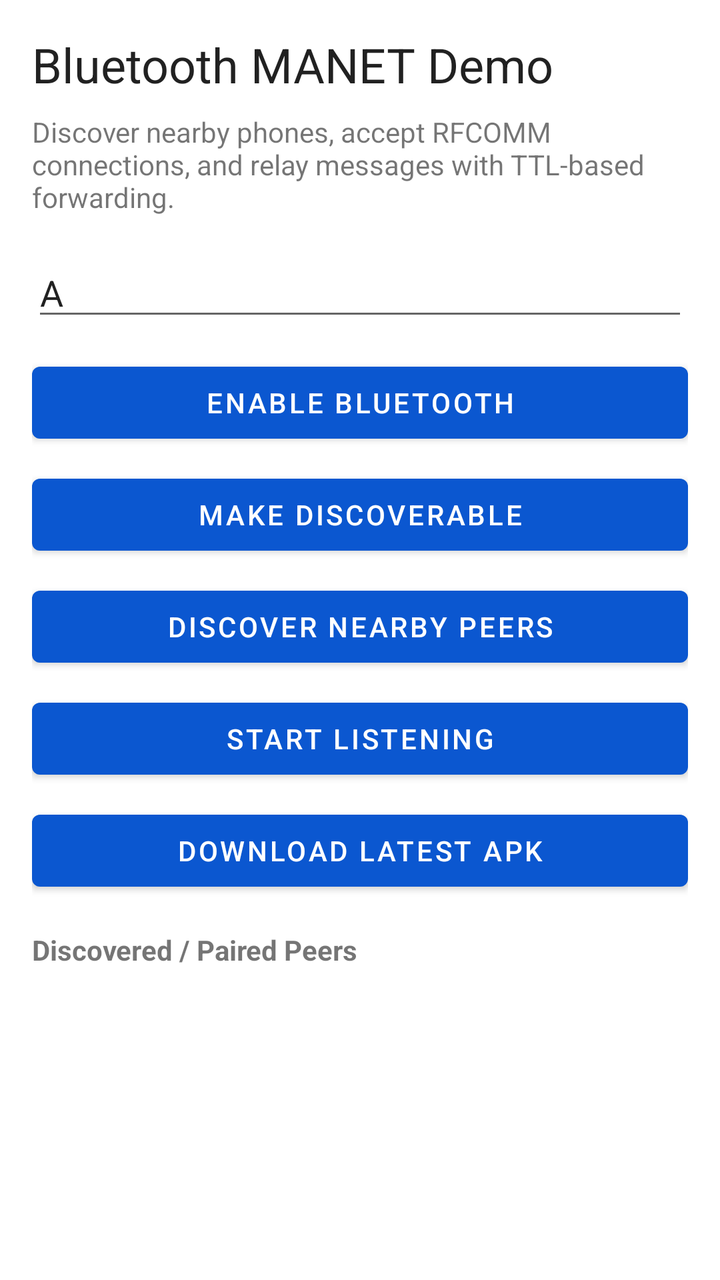
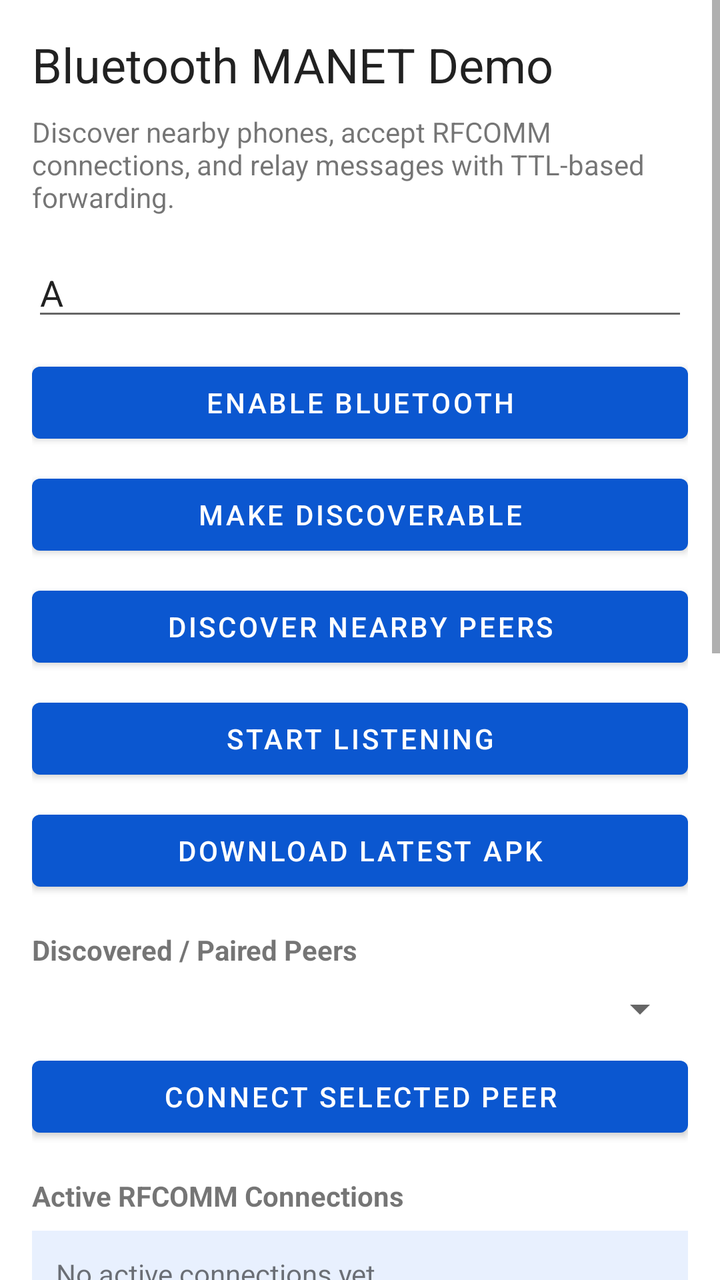

Before-and-after screenshots of an Android layout around one commit, followed by the original layout XML and the change that was made.
<!-- AndroidManifest.xml: application theme Theme.BluetoothManet -->
<!-- res/layout/activity_main.xml -->
<?xml version="1.0" encoding="utf-8"?>
<LinearLayout xmlns:android="http://schemas.android.com/apk/res/android"
    android:layout_width="match_parent"
    android:layout_height="match_parent"
    android:orientation="vertical"
    android:padding="16dp">

    <TextView
        android:id="@+id/titleView"
        android:layout_width="match_parent"
        android:layout_height="wrap_content"
        android:text="@string/app_name"
        android:textAppearance="@style/TextAppearance.MaterialComponents.Headline5" />

    <TextView
        android:id="@+id/subtitleView"
        android:layout_width="match_parent"
        android:layout_height="wrap_content"
        android:layout_marginTop="8dp"
        android:text="@string/subtitle" />

    <EditText
        android:id="@+id/nodeIdInput"
        android:layout_width="match_parent"
        android:layout_height="wrap_content"
        android:layout_marginTop="16dp"
        android:hint="@string/node_id_hint"
        android:inputType="textCapCharacters"
        android:maxLength="12"
        android:text="A" />

    <Button
        android:id="@+id/enableBluetoothButton"
        android:layout_width="match_parent"
        android:layout_height="wrap_content"
        android:layout_marginTop="12dp"
        android:text="@string/enable_bluetooth" />

    <Button
        android:id="@+id/makeDiscoverableButton"
        android:layout_width="match_parent"
        android:layout_height="wrap_content"
        android:layout_marginTop="8dp"
        android:text="@string/make_discoverable" />

    <Button
        android:id="@+id/discoverPeersButton"
        android:layout_width="match_parent"
        android:layout_height="wrap_content"
        android:layout_marginTop="8dp"
        android:text="@string/discover_peers" />

    <Button
        android:id="@+id/startListeningButton"
        android:layout_width="match_parent"
        android:layout_height="wrap_content"
        android:layout_marginTop="8dp"
        android:text="@string/start_listening" />

    <Button
        android:id="@+id/updateFromGithubButton"
        android:layout_width="match_parent"
        android:layout_height="wrap_content"
        android:layout_marginTop="8dp"
        android:text="@string/update_from_github" />

    <TextView
        android:id="@+id/peersLabel"
        android:layout_width="match_parent"
        android:layout_height="wrap_content"
        android:layout_marginTop="16dp"
        android:text="@string/discovered_peers"
        android:textStyle="bold" />

    <ListView
        android:id="@+id/peerListView"
        android:layout_width="match_parent"
        android:layout_height="120dp"
        android:layout_marginTop="8dp"
        android:choiceMode="singleChoice"
        android:dividerHeight="1dp" />

    <TextView
        android:id="@+id/connectionLabel"
        android:layout_width="match_parent"
        android:layout_height="wrap_content"
        android:layout_marginTop="16dp"
        android:text="@string/active_connections"
        android:textStyle="bold" />

    <TextView
        android:id="@+id/connectionView"
        android:layout_width="match_parent"
        android:layout_height="wrap_content"
        android:layout_marginTop="8dp"
        android:background="#E8F0FE"
        android:minHeight="72dp"
        android:padding="12dp"
        android:text="@string/no_connections" />

    <EditText
        android:id="@+id/destinationInput"
        android:layout_width="match_parent"
        android:layout_height="wrap_content"
        android:layout_marginTop="16dp"
        android:hint="@string/destination_hint"
        android:inputType="textCapCharacters" />

    <EditText
        android:id="@+id/messageInput"
        android:layout_width="match_parent"
        android:layout_height="wrap_content"
        android:layout_marginTop="8dp"
        android:gravity="top|start"
        android:hint="@string/message_hint"
        android:minLines="3" />

    <Button
        android:id="@+id/sendButton"
        android:layout_width="match_parent"
        android:layout_height="wrap_content"
        android:layout_marginTop="8dp"
        android:text="@string/send_message" />

    <TextView
        android:id="@+id/logLabel"
        android:layout_width="match_parent"
        android:layout_height="wrap_content"
        android:layout_marginTop="16dp"
        android:text="@string/event_log"
        android:textStyle="bold" />

    <TextView
        android:id="@+id/logView"
        android:layout_width="match_parent"
        android:layout_height="140dp"
        android:layout_marginTop="8dp"
        android:background="#111827"
        android:gravity="top|start"
        android:padding="12dp"
        android:text="Logs will appear here..."
        android:textColor="#F9FAFB"
        android:textSize="12sp"
        android:typeface="monospace" />

</LinearLayout>
<!-- resources referenced by this layout -->
<resources>
  <string name="active_connections">Active RFCOMM Connections</string>
  <string name="app_name">Bluetooth MANET Demo</string>
  <string name="destination_hint">Destination node ID (example: C)</string>
  <string name="discover_peers">Discover Nearby Peers</string>
  <string name="discovered_peers">Discovered / Paired Peers</string>
  <string name="enable_bluetooth">Enable Bluetooth</string>
  <string name="event_log">Event Log</string>
  <string name="make_discoverable">Make Discoverable</string>
  <string name="message_hint">Message body</string>
  <string name="no_connections">No active connections yet.</string>
  <string name="node_id_hint">This phone\'s node ID (example: A)</string>
  <string name="send_message">Send Message</string>
  <string name="start_listening">Start Listening</string>
  <string name="subtitle">Discover nearby phones, accept RFCOMM connections, and relay messages with TTL-based forwarding.</string>
  <string name="update_from_github">Download Latest APK</string>
  <style name="Theme.BluetoothManet" parent="Theme.MaterialComponents.DayNight.NoActionBar">
          <item name="colorPrimary">#0B57D0</item>
          <item name="colorPrimaryVariant">#0842A0</item>
          <item name="colorSecondary">#0F9D58</item>
          <item name="android:statusBarColor" tools:targetApi="l">#0842A0</item>
      </style>
</resources>

<!-- the commit's change to res/layout/activity_main.xml (unified diff, before → after) -->
@@ -1,7 +1,12 @@
 <?xml version="1.0" encoding="utf-8"?>
-<LinearLayout xmlns:android="http://schemas.android.com/apk/res/android"
+<ScrollView xmlns:android="http://schemas.android.com/apk/res/android"
     android:layout_width="match_parent"
     android:layout_height="match_parent"
+    android:fillViewport="true">
+
+<LinearLayout
+    android:layout_width="match_parent"
+    android:layout_height="wrap_content"
     android:orientation="vertical"
     android:padding="16dp">
 
@@ -72,13 +77,18 @@
         android:text="@string/discovered_peers"
         android:textStyle="bold" />
 
-    <ListView
-        android:id="@+id/peerListView"
+    <Spinner
+        android:id="@+id/peerSpinner"
         android:layout_width="match_parent"
-        android:layout_height="120dp"
+        android:layout_height="wrap_content"
+        android:layout_marginTop="8dp" />
+
+    <Button
+        android:id="@+id/connectSelectedButton"
+        android:layout_width="match_parent"
+        android:layout_height="wrap_content"
         android:layout_marginTop="8dp"
-        android:choiceMode="singleChoice"
-        android:dividerHeight="1dp" />
+        android:text="@string/connect_selected_peer" />
 
     <TextView
         android:id="@+id/connectionLabel"
@@ -123,6 +133,27 @@
         android:text="@string/send_message" />
 
     <TextView
+        android:id="@+id/inboxLabel"
+        android:layout_width="match_parent"
+        android:layout_height="wrap_content"
+        android:layout_marginTop="16dp"
+        android:text="@string/received_messages"
+        android:textStyle="bold" />
+
+    <TextView
+        android:id="@+id/inboxView"
+        android:layout_width="match_parent"
+        android:layout_height="120dp"
+        android:layout_marginTop="8dp"
+        android:background="#EEF6EE"
+        android:gravity="top|start"
+        android:padding="12dp"
+        android:text="@string/no_messages_yet"
+        android:textColor="#1F2937"
+        android:textSize="12sp"
+        android:typeface="monospace" />
+
+    <TextView
         android:id="@+id/logLabel"
         android:layout_width="match_parent"
         android:layout_height="wrap_content"
@@ -144,3 +175,4 @@
         android:typeface="monospace" />
 
 </LinearLayout>
+</ScrollView>
<!-- resource entries referenced after the edit -->
@@ -2,6 +2,7 @@
 <resources>
   <string name="active_connections">Active RFCOMM Connections</string>
   <string name="app_name">Bluetooth MANET Demo</string>
+  <string name="connect_selected_peer">Connect Selected Peer</string>
   <string name="destination_hint">Destination node ID (example: C)</string>
   <string name="discover_peers">Discover Nearby Peers</string>
   <string name="discovered_peers">Discovered / Paired Peers</string>
@@ -10,7 +11,9 @@
   <string name="make_discoverable">Make Discoverable</string>
   <string name="message_hint">Message body</string>
   <string name="no_connections">No active connections yet.</string>
+  <string name="no_messages_yet">No messages received yet.</string>
   <string name="node_id_hint">This phone\'s node ID (example: A)</string>
+  <string name="received_messages">Received Messages</string>
   <string name="send_message">Send Message</string>
   <string name="start_listening">Start Listening</string>
   <string name="subtitle">Discover nearby phones, accept RFCOMM connections, and relay messages with TTL-based forwarding.</string>
